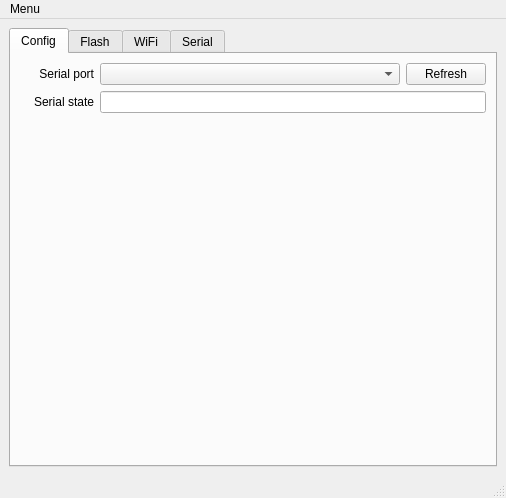
First picture: the form in ESP32/flasher/Flash/mainwindow.ui, repository jcfain/TCodeESP32, before the edit.
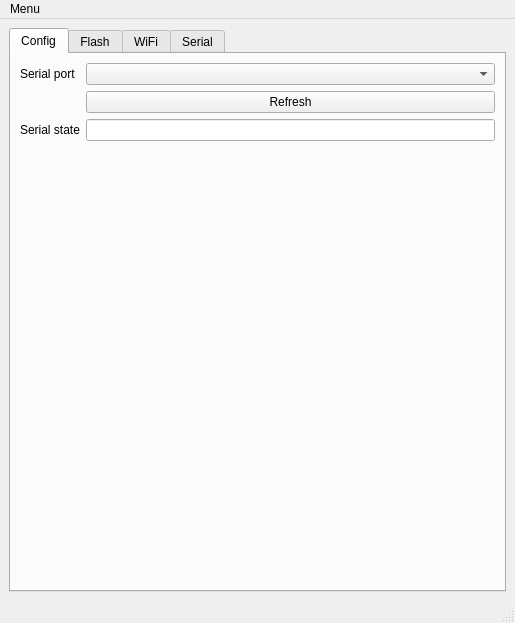
Second picture: the form after the edit.

Diff of the .ui file:
```diff
--- a/ESP32/flasher/Flash/mainwindow.ui
+++ b/ESP32/flasher/Flash/mainwindow.ui
@@ -6,8 +6,8 @@
    <rect>
     <x>0</x>
     <y>0</y>
-    <width>506</width>
-    <height>461</height>
+    <width>515</width>
+    <height>623</height>
    </rect>
   </property>
   <property name="sizePolicy">
@@ -20,7 +20,7 @@
    <string>TCode ESP32 flasher</string>
   </property>
   <property name="toolButtonStyle">
-   <enum>Qt::ToolButtonStyle::ToolButtonTextOnly</enum>
+   <enum>Qt::ToolButtonIconOnly</enum>
   </property>
   <property name="documentMode">
    <bool>false</bool>
@@ -42,14 +42,11 @@
        <attribute name="title">
         <string>Config</string>
        </attribute>
-       <layout class="QGridLayout" name="gridLayout_2">
-        <property name="sizeConstraint">
-         <enum>QLayout::SizeConstraint::SetMinimumSize</enum>
-        </property>
-        <item row="0" column="2">
-         <widget class="QPushButton" name="refreshComports">
+       <layout class="QFormLayout" name="formLayout_5">
+        <item row="0" column="0">
+         <widget class="QLabel" name="label">
           <property name="text">
-           <string>Refresh</string>
+           <string>Serial port</string>
           </property>
          </widget>
         </item>
@@ -74,26 +71,17 @@
           <property name="text">
            <string>Serial state</string>
           </property>
-          <property name="alignment">
-           <set>Qt::AlignmentFlag::AlignRight|Qt::AlignmentFlag::AlignTrailing|Qt::AlignmentFlag::AlignVCenter</set>
-          </property>
          </widget>
         </item>
-        <item row="0" column="0">
-         <widget class="QLabel" name="label">
-          <property name="text">
-           <string>Serial port</string>
+        <item row="2" column="1">
+         <widget class="QLineEdit" name="sterialStateInput">
+          <property name="readOnly">
+           <bool>true</bool>
           </property>
-          <property name="alignment">
-           <set>Qt::AlignmentFlag::AlignRight|Qt::AlignmentFlag::AlignTrailing|Qt::AlignmentFlag::AlignVCenter</set>
-          </property>
          </widget>
         </item>
-        <item row="3" column="0" colspan="3">
+        <item row="3" column="0" colspan="2">
          <spacer name="verticalSpacer">
-          <property name="orientation">
-           <enum>Qt::Orientation::Vertical</enum>
-          </property>
           <property name="sizeHint" stdset="0">
            <size>
             <width>20</width>
@@ -102,10 +90,10 @@
           </property>
          </spacer>
         </item>
-        <item row="2" column="1" colspan="2">
-         <widget class="QLineEdit" name="sterialStateInput">
-          <property name="readOnly">
-           <bool>true</bool>
+        <item row="1" column="1">
+         <widget class="QPushButton" name="refreshComports">
+          <property name="text">
+           <string>Refresh</string>
           </property>
          </widget>
         </item>
@@ -377,8 +365,8 @@
     <rect>
      <x>0</x>
      <y>0</y>
-     <width>506</width>
-     <height>22</height>
+     <width>515</width>
+     <height>25</height>
     </rect>
    </property>
    <widget class="QMenu" name="menuMenu">
```
Left out of the diff: 8 changed lines with no effect on the pictures.
